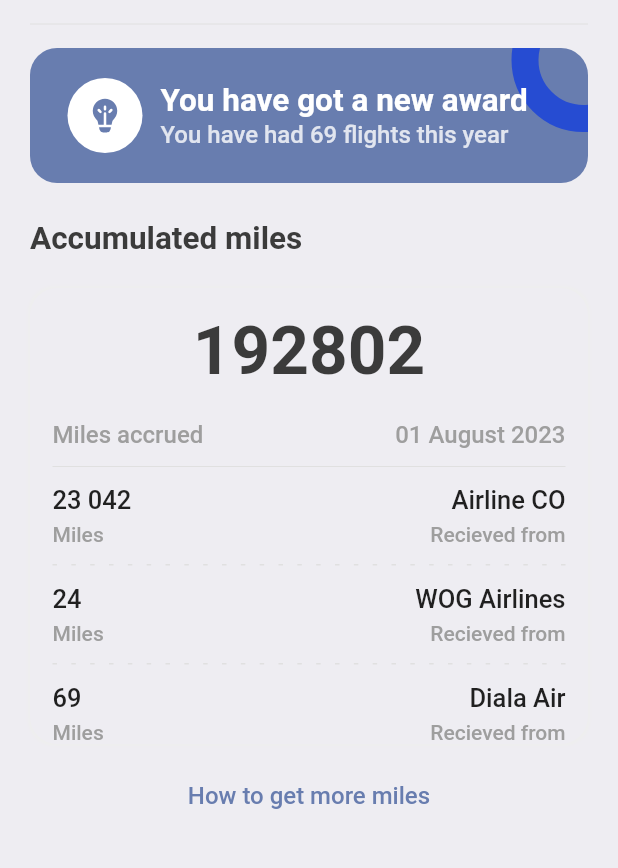
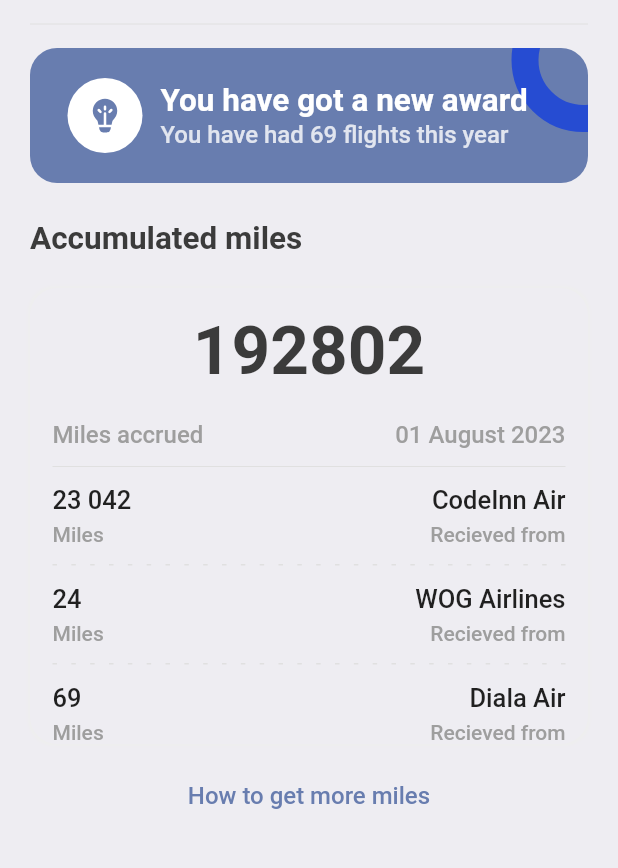
Before and after one commit to blvcksamurai/Book-Tickets, a Flutter app: the ProfileScreen screen opened directly, on a phone screen of 412 x 824 dp, the part 219-1087 px from its top. Run offline on Flutter 3.47's test engine with Material 2 defaults, Android fonts, the phone set to English and light mode, and no system bars; our stand-ins replace barcode_widget, fluentui_icons, gap, get.

Commit message:
Final Build_

```diff
--- a/lib/screens/profile_screen.dart
+++ b/lib/screens/profile_screen.dart
@@ -230,7 +230,7 @@ class ProfileScreen extends StatelessWidget {
                       isColor: false,
                     ),
                     AppColumnLayout(
-                      firstText: "Airline CO",
+                      firstText: "CodeInn Air",
                       secondText: "Recieved from",
                       alignment: CrossAxisAlignment.end,
                       isColor: false,
```
